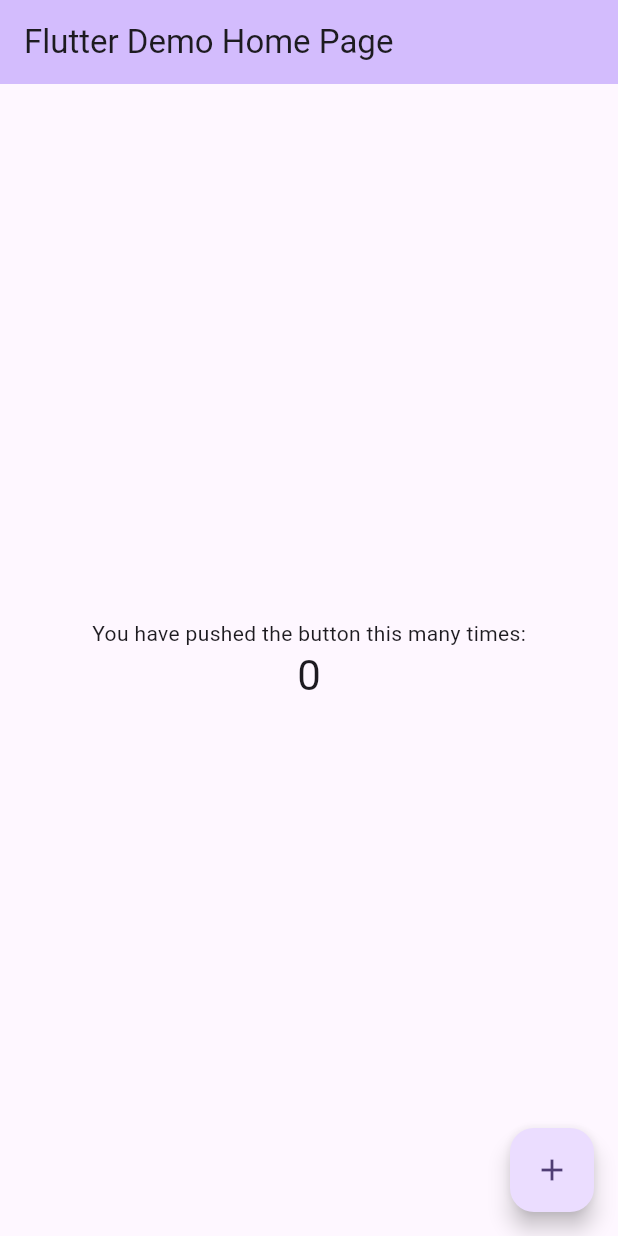
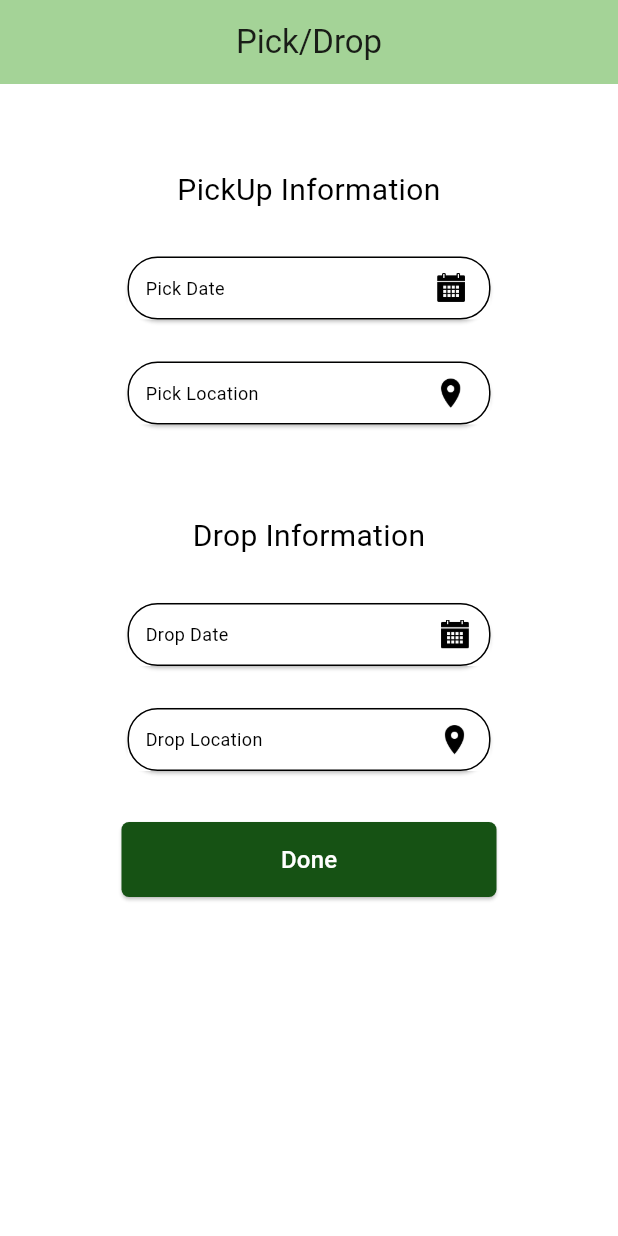
Before and after one commit to Besufikad17/pick_and_drop, a Flutter app: the screen it shows after launch, on a phone screen of 412 x 824 dp. Run offline on Flutter 3.47's test engine with Material 2 defaults, Android fonts, the phone set to English and light mode, and no system bars.

Commit message:
home page UI implemented

```diff
--- /dev/null
+++ b/lib/components/button.dart
@@ -0,0 +1,49 @@
+import 'package:flutter/material.dart';
+import 'package:pickanddrop/utils/util.dart';
+
+class MyButton extends StatelessWidget {
+  final String text;
+  final double width;
+  final double height;
+  final String bgcolor;
+  final double borderRadius;
+  final String fgcolor;
+  final double fontSize;
+  final VoidCallback onPressed;
+
+  const MyButton({
+    super.key,
+    required this.text,
+    required this.width,
+    required this.height,
+    required this.bgcolor,
+    required this.borderRadius,
+    required this.fgcolor,
+    required this.fontSize,
+    required this.onPressed
+  });
+
+  @override
+  Widget build(BuildContext context) {
+    return SizedBox(
+      width: width,
+      height: height,
+      child: ElevatedButton(
+        onPressed: onPressed,
+        style: ElevatedButton.styleFrom(
+          backgroundColor: getColorFromHex(bgcolor),
+          shape: RoundedRectangleBorder(
+            borderRadius: BorderRadius.circular(borderRadius),
+          ),
+        ),
+        child: Text(
+          text,
+          style: TextStyle(
+            color: getColorFromHex(fgcolor),
+            fontSize: fontSize
+          )
+        ),
+      ),
+    );
+  }
+}
--- /dev/null
+++ b/lib/components/text.dart
@@ -0,0 +1,44 @@
+import 'package:flutter/material.dart';
+import 'package:pickanddrop/utils/util.dart';
+
+// ignore: must_be_immutable
+class MyText extends StatelessWidget {
+  final String text;
+  final double size;
+  final double borderRadius;
+  final String bgcolor;
+  bool isBold;
+  double width;
+  String fgcolor;
+
+  MyText({
+      super.key,
+      required this.text,
+      required this.size,
+      required this.bgcolor,
+      required this.borderRadius,
+      this.isBold=false,
+      this.width=0,
+      this.fgcolor="#000000"});
+
+  @override
+  Widget build(BuildContext context) {
+    return Container(
+      margin: const EdgeInsets.all(6.0),
+      width: width == 0 ? null : width,
+      height: width == 0 ? null : width,
+      decoration: BoxDecoration(
+          color: getColorFromHex(bgcolor),
+          borderRadius: BorderRadius.circular(borderRadius)),
+      child: Center(
+        child: Text(text,
+            style: TextStyle(
+                fontSize: size,
+                fontWeight: isBold  ? FontWeight.w600 : FontWeight.normal,
+                color: getColorFromHex(fgcolor),
+            ),
+            textAlign: TextAlign.center),
+      ),
+    );
+  }
+}
--- a/lib/main.dart
+++ b/lib/main.dart
@@ -1,4 +1,8 @@
 import 'package:flutter/material.dart';
+import 'package:pickanddrop/components/button.dart';
+import 'package:pickanddrop/components/text.dart';
+
+import 'utils/util.dart';
 
 void main() {
   runApp(const MyApp());
@@ -9,12 +13,12 @@ class MyApp extends StatelessWidget {
   @override
   Widget build(BuildContext context) {
     return MaterialApp(
-      title: 'Flutter Demo',
+      title: 'Pick/Drop',
       theme: ThemeData(
-        colorScheme: ColorScheme.fromSeed(seedColor: Colors.deepPurple),
+        colorScheme: ColorScheme.fromSeed(seedColor: getColorFromHex("#165214")),
         useMaterial3: true,
       ),
-      home: const MyHomePage(title: 'Flutter Demo Home Page'),
+      home: const MyHomePage(title: 'Pick/Drop'),
     );
   }
 }
@@ -27,12 +31,13 @@ class MyHomePage extends StatefulWidget {
 }
 
 class _MyHomePageState extends State<MyHomePage> {
-  int _counter = 0;
+  String pick_date = "Pick Date";
+  String pick_location = "Pick Location";
+  String drop_date = "Drop Date";
+  String drop_location = "Drop Location";
 
-  void _incrementCounter() {
-    setState(() {
-      _counter++;
-    });
+  void done() {
+
   }
 
   @override
@@ -41,26 +46,138 @@ class _MyHomePageState extends State<MyHomePage> {
       appBar: AppBar(
         backgroundColor: Theme.of(context).colorScheme.inversePrimary,
         title: Text(widget.title),
+        centerTitle: true,
       ),
+      backgroundColor: getColorFromHex("#FFFFFF"),
       body: Center(
         child: Column(
-          mainAxisAlignment: MainAxisAlignment.center,
           children: <Widget>[
-            const Text(
-              'You have pushed the button this many times:',
+            const SizedBox(height: 50),
+            MyText(text: "PickUp Information", size: 20, bgcolor: "#FFFFFF", borderRadius: 0),
+            const SizedBox(height: 20),
+            Container(
+              width: 250,
+              height: 50,
+              decoration: BoxDecoration(
+                borderRadius: BorderRadius.circular(5)
+              ),
+              child: Card(
+                  shape: RoundedRectangleBorder(
+                    side: BorderSide(
+                      color: getColorFromHex("#000000"),
+                    ),
+                    borderRadius: BorderRadius.circular(20.0), //<-- SEE HERE
+                  ),
+                child: Container(
+                  padding: const EdgeInsets.all(6),
+                  color: getColorFromHex("#FFFFFF"),
+                  child: Row(
+                    children: [
+                      MyText(text: pick_date, size: 12, bgcolor: "#FFFFFF", borderRadius: 0),
+                      const SizedBox(width: 135,),
+                      Image.asset("assets/images/icons8-date-50(1).png", height: 20, width: 20,)
+                    ]
+                  ),
+                ),
+              )
             ),
-            Text(
-              '$_counter',
-              style: Theme.of(context).textTheme.headlineMedium,
+            const SizedBox(height: 20),
+            Container(
+              width: 250,
+              height: 50,
+              decoration: BoxDecoration(
+                borderRadius: BorderRadius.circular(5)
+              ),
+              child: Card(
+                  shape: RoundedRectangleBorder(
+                    side: BorderSide(
+                      color: getColorFromHex("#000000"),
+                    ),
+                    borderRadius: BorderRadius.circular(20.0), //<-- SEE HERE
+                  ),
+                child: Container(
+                  padding: const EdgeInsets.all(6),
+                  color: getColorFromHex("#FFFFFF"),
+                  child: Row(
+                    children: [
+                      MyText(text: pick_location, size: 12, bgcolor: "#FFFFFF", borderRadius: 0),
+                      const SizedBox(width: 112,),
+                      Image.asset("assets/images/icons8-location-50(1).png", height: 20, width: 20,)
+                    ]
+                  ),
+                ),
+              )
             ),
+             const SizedBox(height: 50),
+            MyText(text: "Drop Information", size: 20, bgcolor: "#FFFFFF", borderRadius: 0),
+            const SizedBox(height: 20),
+            Container(
+              width: 250,
+              height: 50,
+              decoration: BoxDecoration(
+                borderRadius: BorderRadius.circular(5)
+              ),
+              child: Card(
+                  shape: RoundedRectangleBorder(
+                    side: BorderSide(
+                      color: getColorFromHex("#000000"),
+                    ),
+                    borderRadius: BorderRadius.circular(20.0), //<-- SEE HERE
+                  ),
+                child: Container(
+                  padding: const EdgeInsets.all(6),
+                  color: getColorFromHex("#FFFFFF"),
+                  child: Row(
+                    children: [
+                      MyText(text: drop_date, size: 12, bgcolor: "#FFFFFF", borderRadius: 0),
+                      const SizedBox(width: 135,),
+                      Image.asset("assets/images/icons8-date-50(1).png", height: 20, width: 20,)
+                    ]
+                  ),
+                ),
+              )
+            ),
+            const SizedBox(height: 20),
+            Container(
+              width: 250,
+              height: 50,
+              decoration: BoxDecoration(
+                borderRadius: BorderRadius.circular(5)
+              ),
+              child: Card(
+                  shape: RoundedRectangleBorder(
+                    side: BorderSide(
+                      color: getColorFromHex("#000000"),
+                    ),
+                    borderRadius: BorderRadius.circular(20.0), //<-- SEE HERE
+                  ),
+                child: Container(
+                  padding: const EdgeInsets.all(6),
+                  color: getColorFromHex("#FFFFFF"),
+                  child: Row(
+                    children: [
+                      MyText(text: drop_location, size: 12, bgcolor: "#FFFFFF", borderRadius: 0),
+                      const SizedBox(width: 112,),
+                      Image.asset("assets/images/icons8-location-50(1).png", height: 20, width: 20,)
+                    ]
+                  ),
+                ),
+              )
+            ),
+            const SizedBox(height: 30),
+            MyButton(
+              text: "Done",
+              bgcolor: "#165214",
+              width: 250,
+              height: 50,
+              borderRadius: 5,
+              fgcolor: "#ffffff",
+              fontSize: 16,
+              onPressed: done
+            )
           ],
         ),
       ),
-      floatingActionButton: FloatingActionButton(
-        onPressed: _incrementCounter,
-        tooltip: 'Increment',
-        child: const Icon(Icons.add),
-      ), // This trailing comma makes auto-formatting nicer for build methods.
     );
   }
 }
--- /dev/null
+++ b/lib/utils/util.dart
@@ -0,0 +1,5 @@
+import 'package:flutter/material.dart';
+
+Color getColorFromHex(String hex) {
+  return Color(int.parse(hex.substring(1, 7), radix: 16) + 0xFF000000);
+}
--- a/pubspec.yaml
+++ b/pubspec.yaml
@@ -52,7 +52,8 @@ dev_dependencies:
 
 # The following section is specific to Flutter packages.
 flutter:
-
+  assets:
+    - assets/images/
   # The following line ensures that the Material Icons font is
   # included with your application, so that you can use the icons in
   # the material Icons class.
```
Also changed, not shown: assets/images/icons8-date-50(1).png (added), assets/images/icons8-location-50(1).png (added), lib/checkout.dart (added), lib/date.dart (added).
